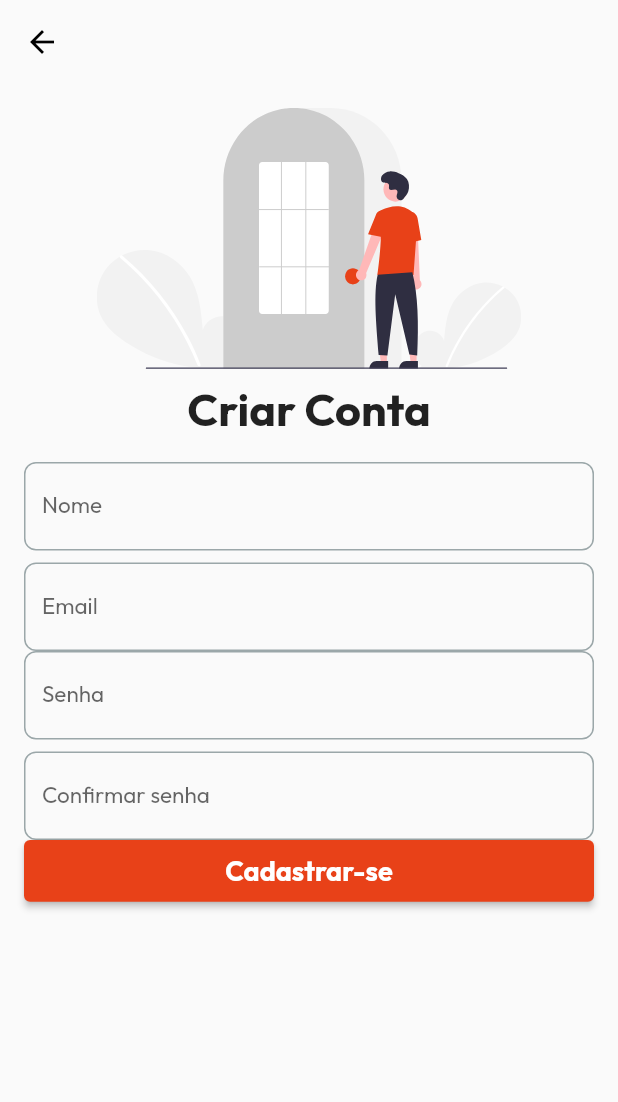
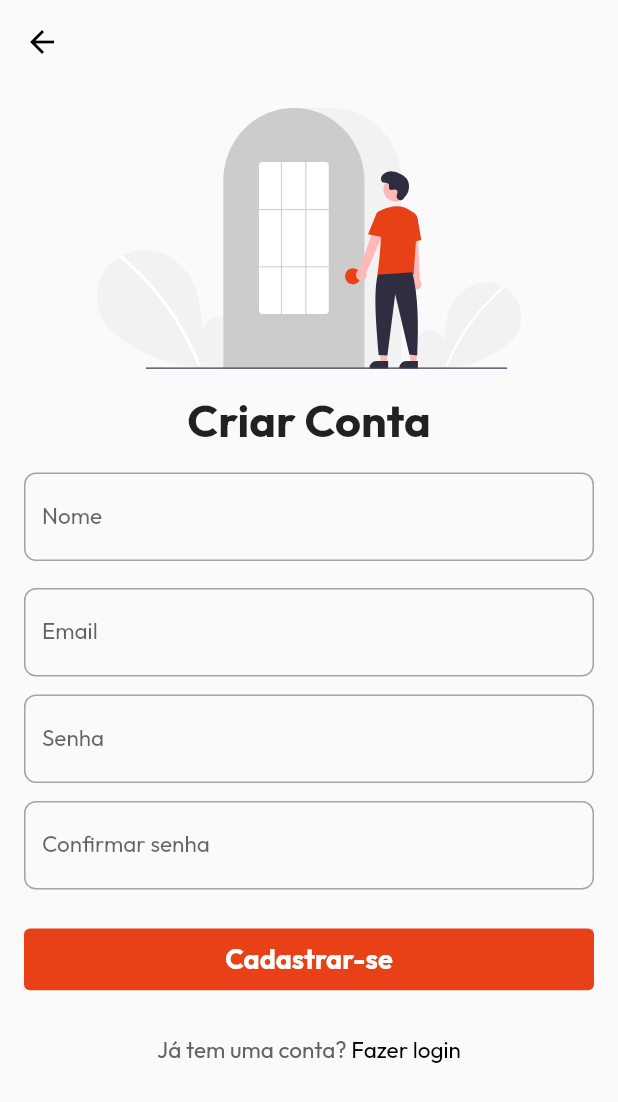
Before and after one commit to JoaoVReisA/MandaAquela, a Flutter app: the SignUpPage screen opened by its route, on a phone screen of 412 x 824 dp. Shown: the top 1102 px of the screen. Run offline on Flutter 3.47's test engine with Material 2 defaults, Android fonts, the phone set to English and light mode, and no system bars; our stand-ins replace dio, firebase_core, firebase_crashlytics, flutter_modular, flutter_svg, google_fonts; accounts and stored records are empty.

Commit message:
sign up page

```diff
--- a/lib/presenter/auth/sign_up/sign_up_page.dart
+++ b/lib/presenter/auth/sign_up/sign_up_page.dart
@@ -22,6 +22,7 @@ class _SignUpPageState extends State<SignUpPage> {
         elevation: 0,
       ),
       body: SafeArea(
+        child: SingleChildScrollView(
           child: Padding(
             padding: const EdgeInsets.all(16),
             child: Column(
@@ -29,20 +30,19 @@ class _SignUpPageState extends State<SignUpPage> {
               children: [
                 Center(child: SvgPicture.asset(Assets.signUpStep.path)),
                 const SizedBox(
-                height: 8,
+                  height: 15,
                 ),
-              Text(
-                'Criar Conta',
-                style: TextStyles.outfit30px700w,
-              ),
+                Text('Criar Conta', style: TextStyles.outfit30px700w),
                 const SizedBox(height: 16),
                 TextFormField(
                   style: TextStyles.outfit15px400w,
                   decoration: const InputDecoration(
-                    hintText: "Nome", label: Text("Nome")),
+                    hintText: "Nome",
+                    label: Text("Nome"),
+                  ),
                 ),
                 const SizedBox(
-                height: 8,
+                  height: 18,
                 ),
                 TextFormField(
                   style: TextStyles.outfit15px400w,
@@ -51,13 +51,16 @@ class _SignUpPageState extends State<SignUpPage> {
                     label: Text("Email"),
                   ),
                 ),
+                const SizedBox(
+                  height: 12,
+                ),
                 TextFormField(
                   style: TextStyles.outfit15px400w,
                   decoration: const InputDecoration(
                       hintText: "Senha", label: Text("Senha")),
                 ),
                 const SizedBox(
-                height: 8,
+                  height: 12,
                 ),
                 TextFormField(
                   style: TextStyles.outfit15px400w,
@@ -66,10 +69,14 @@ class _SignUpPageState extends State<SignUpPage> {
                     label: Text("Confirmar senha"),
                   ),
                 ),
+                const SizedBox(
+                  height: 26,
+                ),
                 SizedBox(
                   height: screenSize.height * 0.05,
                   width: double.infinity,
                   child: ElevatedButton(
+                    style: ElevatedButton.styleFrom(elevation: 0.0),
                     onPressed: () {
                       Modular.to.navigate('/start/');
                     },
@@ -78,8 +85,30 @@ class _SignUpPageState extends State<SignUpPage> {
                       style: TextStyles.outfit18px700w
                           .copyWith(color: Colors.white),
                     ),
+                  ),
+                ),
+                const SizedBox(
+                  height: 30,
+                ),
+                InkWell(
+                  onTap: () {
+                    Modular.to.pushNamed('/auth/sign_up');
+                  },
+                  child: RichText(
+                      text: TextSpan(
+                    text: 'Já tem uma conta?',
+                    style: TextStyles.outfit15px400w.copyWith(
+                        color: Theme.of(context).colorScheme.surfaceVariant),
+                    children: [
+                      TextSpan(
+                          text: ' Fazer login',
+                          style: TextStyles.outfit15pxBold
+                              .copyWith(color: Colors.black)),
+                    ],
                   )),
+                )
               ],
+            ),
           ),
         ),
       ),
```
Also changed, not shown: assets/back_button.svg (added). Lines whose indentation alone changed are shown as unchanged.
